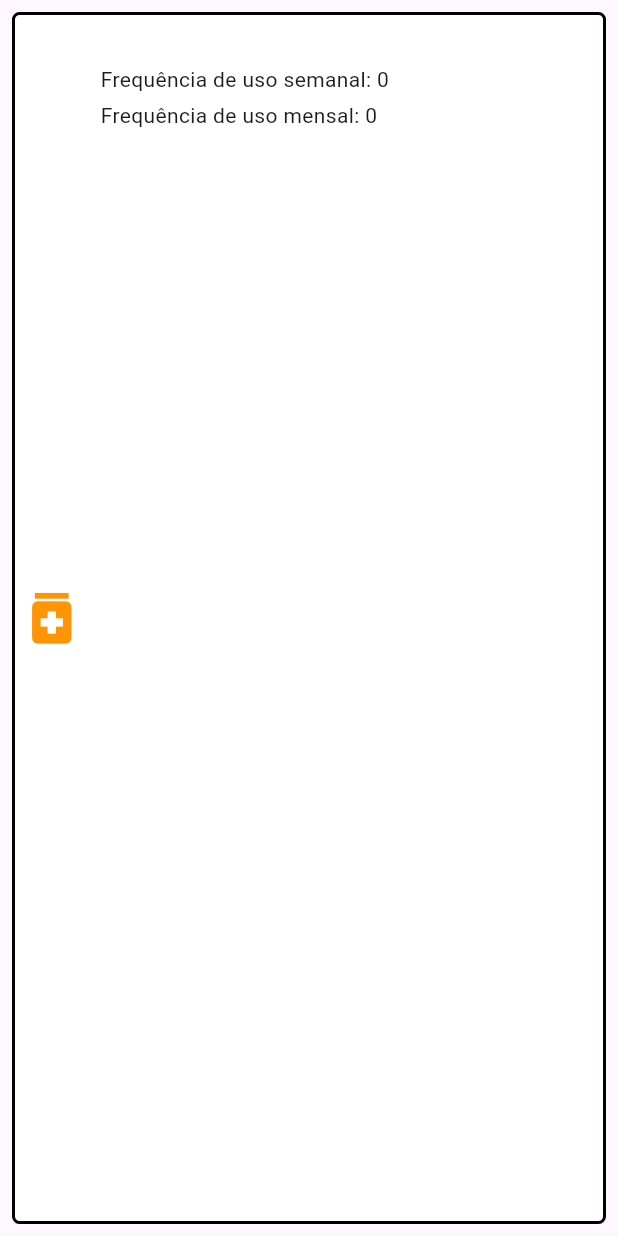
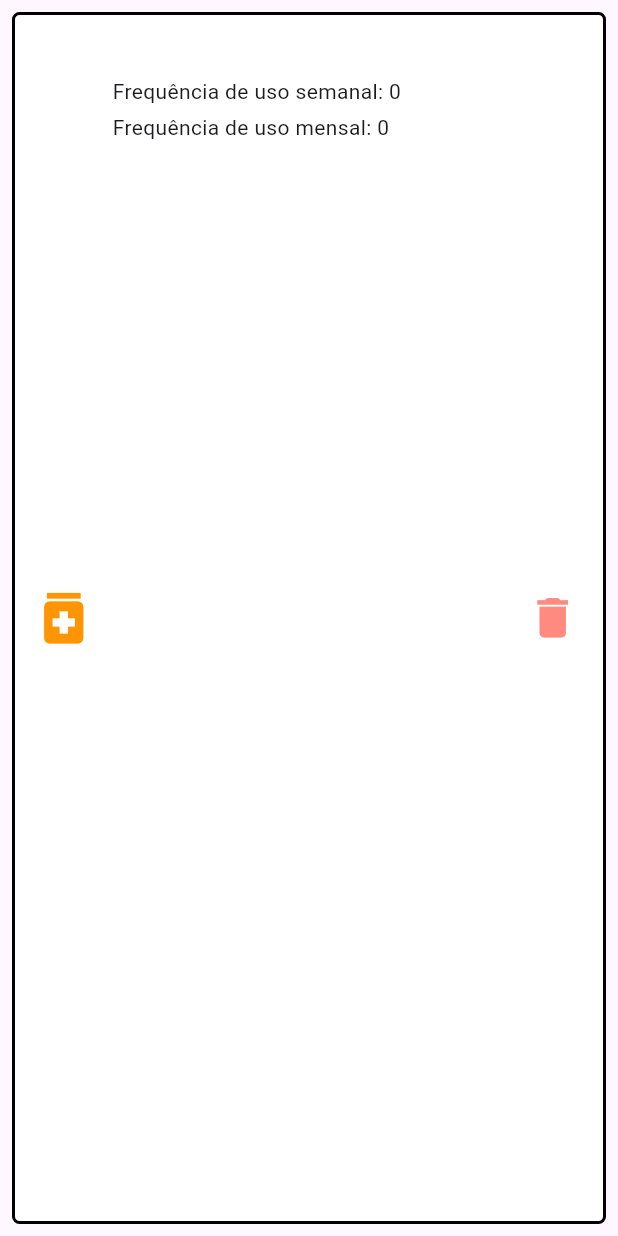
Before and after one commit to isadora-vieira-ramos/clini_dor, a Flutter app: the MedicineTile widget shown alone on an empty page, opened directly with empty values, on a phone screen of 412 x 824 dp. Run offline on Flutter 3.47's test engine with Material 3 defaults, Android fonts, the phone set to English and light mode, and no system bars; our stand-ins replace csv, firebase_auth, firebase_core, flutter_dotenv, go_router, google_fonts; accounts and stored records are empty; generated files the repository leaves out were written again; network calls fail.

Commit message:
Delete medicine from list

```diff
--- a/lib/components/medicine_tile.dart
+++ b/lib/components/medicine_tile.dart
@@ -4,7 +4,8 @@ import 'package:flutter/material.dart';
 
 class MedicineTile extends StatelessWidget {
   Medicine medicine;
-  MedicineTile({super.key, required this.medicine});
+  final void Function()? deleteItem;
+  MedicineTile({super.key, required this.medicine, required this.deleteItem});
 
   @override
   Widget build(BuildContext context) {
@@ -14,17 +15,14 @@ class MedicineTile extends StatelessWidget {
         color: Colors.white,
         border: Border.all(color: Colors.black, width: 2),
         borderRadius: BorderRadius.circular(5),
-        // boxShadow: [
-        //   BoxShadow(
-        //     color: Colors.grey[200]!,
-        //     blurRadius: 4,
-        //     offset: const Offset(4, 8), // Shadow position
-        //   ),
-        // ],
       ),
+      padding: const EdgeInsets.all(8.0),
       child: Row(
+        mainAxisAlignment: MainAxisAlignment.spaceBetween,
+        crossAxisAlignment: CrossAxisAlignment.center,
+        children: [
+          Row(
             mainAxisAlignment: MainAxisAlignment.start,
-        crossAxisAlignment: CrossAxisAlignment.center,
             children: [
               Padding(
                 padding: const EdgeInsets.all(2.0),
@@ -55,6 +53,12 @@ class MedicineTile extends StatelessWidget {
                     ),
                   ],
                 ),
+              ),
+            ],
+          ),
+          IconButton(
+            icon: Icon(Icons.delete, color: Colors.redAccent.shade100, size: 35),
+            onPressed: deleteItem,
           )
         ]
       )
```
Also changed, not shown: lib/pages/question/medicine_list_question.dart (+9 -1 lines). Lines whose indentation alone changed are shown as unchanged.
